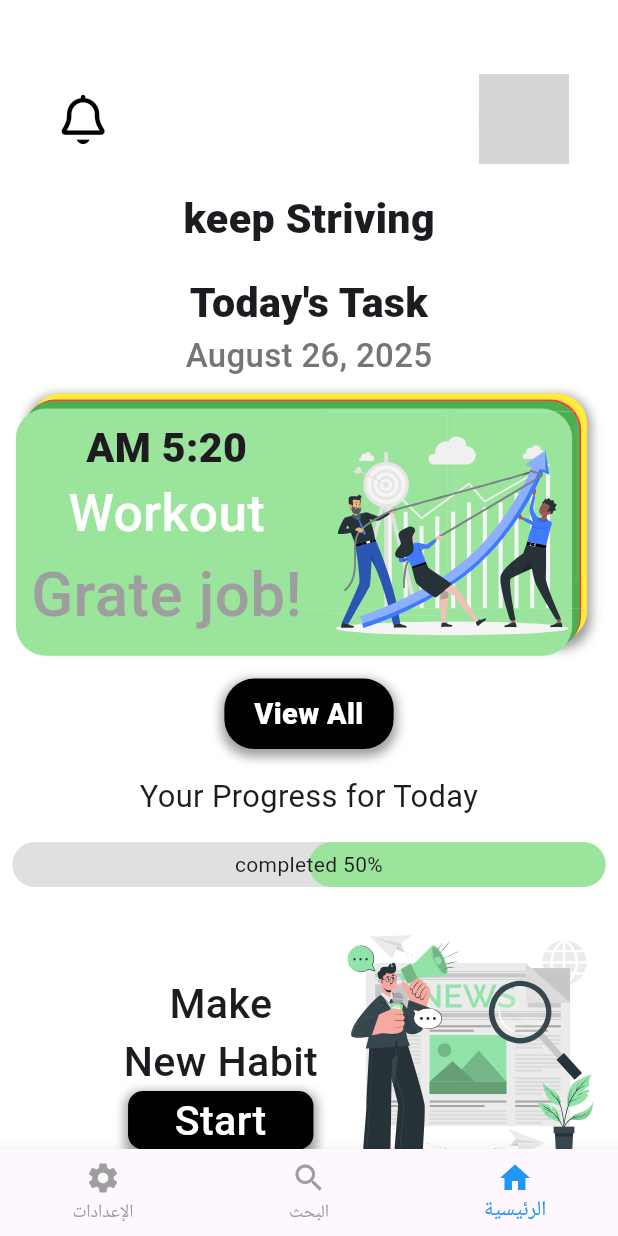
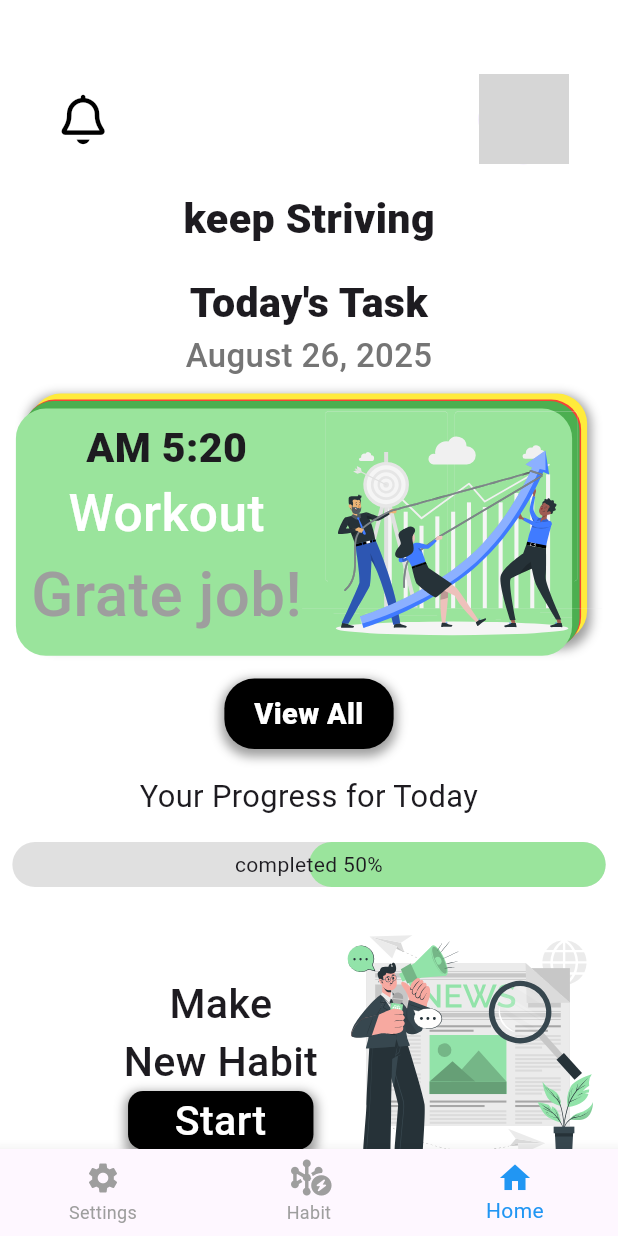
Before and after one commit to alexebe123/my_life, a Flutter app: the BaseScreen screen opened by its route, on a phone screen of 412 x 824 dp. Run offline on Flutter 3.47's test engine with Material 3 defaults, Android fonts, the light colour scheme and no system bars; our stand-ins replace cloud_firestore, connectivity_plus, firebase_auth, firebase_core, flutter_image_compress, flutter_svg and 6 more; missing offline and left inert: ntp; accounts and stored records are empty; network calls fail; grey boxes are pictures that could not be loaded.

Commit message:
just org screen file

```diff
--- a/lib/screen/base_screen.dart
+++ b/lib/screen/base_screen.dart
@@ -1,4 +1,6 @@
 import 'package:flutter/material.dart';
+import 'package:font_awesome_flutter/font_awesome_flutter.dart';
+import 'package:my_life/screen/habit%20screens/habit_screen.dart';
 import 'package:my_life/screen/main_screen.dart';
 
 class BaseScreen extends StatefulWidget {
@@ -21,7 +23,7 @@ class _BaseScreenState extends State<BaseScreen> {
   // الصفحات
   final List<Widget> _pages = [
     MainScreen(),
-    const Center(child: Text('🔍 البحث', style: TextStyle(fontSize: 24))),
+    HabitScreen(),
     const Center(child: Text('⚙️ الإعدادات', style: TextStyle(fontSize: 24))),
   ];
   @override
@@ -49,11 +51,14 @@ class _BaseScreenState extends State<BaseScreen> {
         selectedItemColor: Colors.blue,
         unselectedItemColor: Colors.grey,
         items: const [
-          BottomNavigationBarItem(icon: Icon(Icons.home), label: 'الرئيسية'),
-          BottomNavigationBarItem(icon: Icon(Icons.search), label: 'البحث'),
+          BottomNavigationBarItem(icon: Icon(Icons.home), label: 'Home'),
+          BottomNavigationBarItem(
+            icon: Icon(FontAwesomeIcons.hexagonNodesBolt),
+            label: 'Habit',
+          ),
           BottomNavigationBarItem(
             icon: Icon(Icons.settings),
-            label: 'الإعدادات',
+            label: 'Settings',
           ),
         ],
       ),
--- a/lib/screen/create_account.dart
+++ b/lib/screen/login system/create_account.dart
@@ -4,7 +4,7 @@ import 'package:image_picker/image_picker.dart';
 import 'package:my_life/Notifiers/api_service_firebase.dart';
 import 'package:my_life/model/profile_model.dart';
 import 'package:my_life/screen/base_screen.dart';
-import 'package:my_life/screen/login_screen.dart';
+import 'package:my_life/screen/login%20system/login_screen.dart';
 import 'package:my_life/screen/main_screen.dart';
 import 'package:provider/provider.dart';
 import 'package:sizer/sizer.dart';
--- a/lib/screen/login_screen.dart
+++ b/lib/screen/login system/login_screen.dart
@@ -1,7 +1,7 @@
 import 'package:flutter/material.dart';
 import 'package:font_awesome_flutter/font_awesome_flutter.dart';
 import 'package:my_life/Notifiers/api_service_firebase.dart';
-import 'package:my_life/screen/create_account.dart';
+import 'package:my_life/screen/login%20system/create_account.dart';
 import 'package:provider/provider.dart';
 import 'package:sizer/sizer.dart';
 
--- a/lib/screen/splash_screen.dart
+++ b/lib/screen/login system/splash_screen.dart
@@ -2,8 +2,8 @@ import 'package:flutter/material.dart';
 import 'package:my_life/Notifiers/api_service_firebase.dart';
 import 'package:my_life/Notifiers/main_state.dart';
 import 'package:my_life/screen/base_screen.dart';
-import 'package:my_life/screen/create_account.dart';
-import 'package:my_life/screen/login_screen.dart';
+import 'package:my_life/screen/login%20system/create_account.dart';
+import 'package:my_life/screen/login%20system/login_screen.dart';
 import 'package:provider/provider.dart';
 
 class SplashScreen extends StatefulWidget {
--- a/lib/screen/main_screen.dart
+++ b/lib/screen/main_screen.dart
@@ -2,7 +2,7 @@ import 'package:flutter/material.dart';
 import 'package:font_awesome_flutter/font_awesome_flutter.dart';
 import 'package:my_life/Notifiers/api_service_firebase.dart';
 import 'package:my_life/Notifiers/main_state.dart';
-import 'package:my_life/screen/habit_screen.dart';
+import 'package:my_life/screen/habit%20screens/habit_screen.dart';
 import 'package:provider/provider.dart';
 import 'package:sizer/sizer.dart';
 import 'package:flutter_svg/flutter_svg.dart';
```
Also changed, not shown: lib/main.dart (+4 -4 lines), lib/screen/habit screens/create_habit_screen.dart (added, +15 -0 lines), lib/screen/home.dart (deleted, +0 -10 lines), lib/screen/habit screens/habit_screen.dart (renamed from lib/screen/habit_screen.dart).
